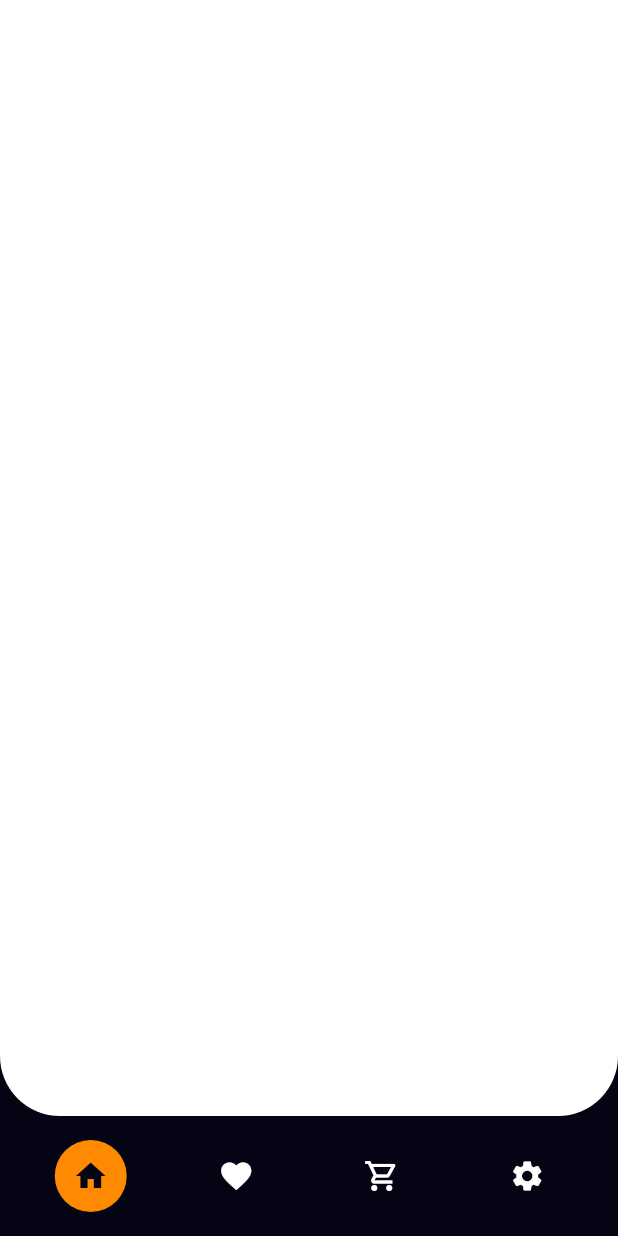
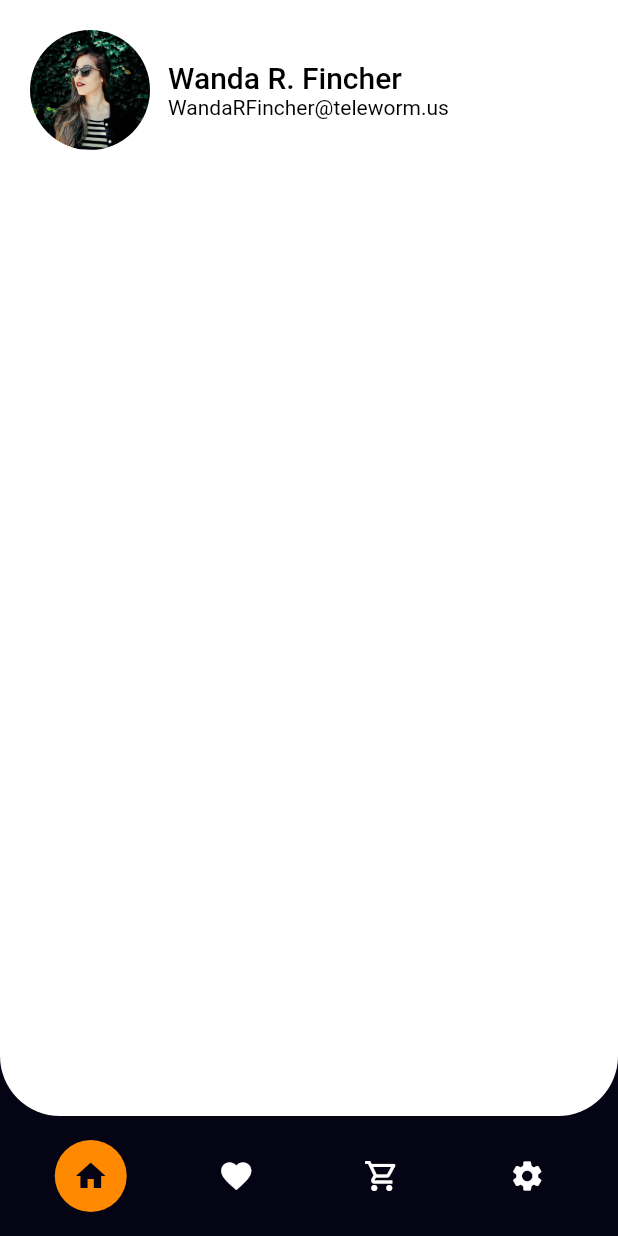
Before and after one commit to brekooname/Flutter-Cloth-Store-App, a Flutter app: the screen it shows after launch, swiped to page 4, on a phone screen of 412 x 824 dp. Run offline on Flutter 3.47's test engine with Material 2 defaults, Android fonts, the phone set to English and light mode, and no system bars; drawn by our look-alikes of flutter_snake_navigationbar; our stand-ins replace bloc, equatable, flutter_bloc, sliding_up_panel.

```diff
--- a/lib/presentation/screens/cart/cart_screen.dart
+++ b/lib/presentation/screens/cart/cart_screen.dart
@@ -63,7 +63,7 @@ class CartScreen extends StatelessWidget {
                                 style: TextStyle(color: Colors.white),
                                 ),
                                 Text("x${state.cloths.length}",
-                                  style: TextStyle(color: Colors.white),)
+                                  style: const TextStyle(color: Colors.white),)
                               ],
                             ),
                           ),
--- a/lib/presentation/screens/main/main_screen.dart
+++ b/lib/presentation/screens/main/main_screen.dart
@@ -4,6 +4,7 @@ import 'package:flutter/material.dart';
 import 'package:flutter_snake_navigationbar/flutter_snake_navigationbar.dart';
 
 import '../favorite/favorite_cloth_screen.dart';
+import '../setting/setting_screen.dart';
 
 class MainScreen extends StatefulWidget {
   const MainScreen({Key? key}) : super(key: key);
@@ -62,11 +63,11 @@ class _MainScreenState extends State<MainScreen> {
               child: PageView(
                 physics: const NeverScrollableScrollPhysics(),
                 controller: controller,
-                children: <Widget>[
-                  const HomeScreen(),
-                  const FavoriteClothScreen(),
-                  const CartScreen(),
-                  Container(),
+                children: const <Widget>[
+                  HomeScreen(),
+                  FavoriteClothScreen(),
+                  CartScreen(),
+                  SettingScreen(),
                 ],
               ),
             ),
--- /dev/null
+++ b/lib/presentation/screens/setting/setting_screen.dart
@@ -0,0 +1,36 @@
+import 'package:flutter/material.dart';
+
+class SettingScreen extends StatelessWidget {
+  const SettingScreen({Key? key}) : super(key: key);
+
+  @override
+  Widget build(BuildContext context) {
+    return Column(
+      children: [
+        const SizedBox(height: 10),
+        Padding(
+          padding: const EdgeInsets.symmetric(horizontal: 20, vertical: 10),
+          child: Row(
+            children:  [
+              const CircleAvatar(
+                radius: 40.0,
+                backgroundImage:
+                AssetImage('assets/user/profile-picture.jpg'),
+                backgroundColor: Colors.transparent,
+              ),
+              const SizedBox(width: 12),
+              Column(
+                crossAxisAlignment: CrossAxisAlignment.start,
+                children: [
+                  Text("Wanda R. Fincher",
+                  style: Theme.of(context).textTheme.headline6,),
+                  const Text("WandaRFincher@teleworm.us")
+                ],
+              )
+            ],
+          ),
+        )
+      ],
+    );
+  }
+}
--- a/pubspec.yaml
+++ b/pubspec.yaml
@@ -71,6 +71,7 @@ flutter:
   assets:
     - assets/cloths/
     - assets/images/
+    - assets/user/
   #   - images/a_dot_ham.jpeg
 
   # An image asset can refer to one or more resolution-specific "variants", see
```
Also changed, not shown: assets/user/profile-picture.jpg (added).
